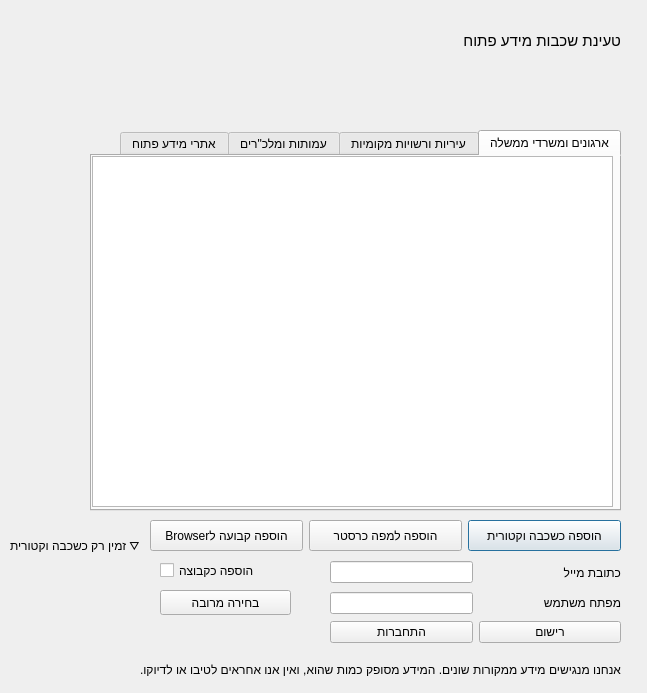
This is opendata_loader_dialog_base.ui in KaplanOpenSource/qgis-open-data as Qt 5 draws it before an edit. The edited form follows.
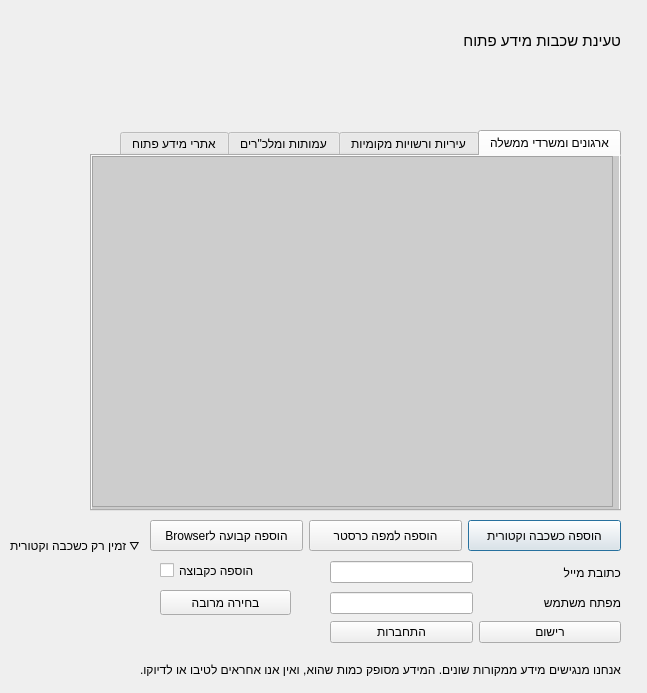
This is the edited form. Icons and pictures are not drawn.

Commit message: Add support for unregistered users

What changed in the file:
```diff
--- a/opendata_loader_dialog_base.ui
+++ b/opendata_loader_dialog_base.ui
@@ -221,6 +221,153 @@
       </property>
      </column>
     </widget>
+    <widget class="QLabel" name="teaserGov">
+     <property name="geometry">
+      <rect>
+       <x>-10</x>
+       <y>-10</y>
+       <width>541</width>
+       <height>381</height>
+      </rect>
+     </property>
+     <property name="palette">
+      <palette>
+       <active>
+        <colorrole role="Button">
+         <brush brushstyle="SolidPattern">
+          <color alpha="102">
+           <red>131</red>
+           <green>131</green>
+           <blue>131</blue>
+          </color>
+         </brush>
+        </colorrole>
+        <colorrole role="Base">
+         <brush brushstyle="SolidPattern">
+          <color alpha="102">
+           <red>131</red>
+           <green>131</green>
+           <blue>131</blue>
+          </color>
+         </brush>
+        </colorrole>
+        <colorrole role="Window">
+         <brush brushstyle="SolidPattern">
+          <color alpha="102">
+           <red>131</red>
+           <green>131</green>
+           <blue>131</blue>
+          </color>
+         </brush>
+        </colorrole>
+        <colorrole role="AlternateBase">
+         <brush brushstyle="SolidPattern">
+          <color alpha="255">
+           <red>161</red>
+           <green>161</green>
+           <blue>161</blue>
+          </color>
+         </brush>
+        </colorrole>
+       </active>
+       <inactive>
+        <colorrole role="Button">
+         <brush brushstyle="SolidPattern">
+          <color alpha="102">
+           <red>131</red>
+           <green>131</green>
+           <blue>131</blue>
+          </color>
+         </brush>
+        </colorrole>
+        <colorrole role="Base">
+         <brush brushstyle="SolidPattern">
+          <color alpha="102">
+           <red>131</red>
+           <green>131</green>
+           <blue>131</blue>
+          </color>
+         </brush>
+        </colorrole>
+        <colorrole role="Window">
+         <brush brushstyle="SolidPattern">
+          <color alpha="102">
+           <red>131</red>
+           <green>131</green>
+           <blue>131</blue>
+          </color>
+         </brush>
+        </colorrole>
+        <colorrole role="AlternateBase">
+         <brush brushstyle="SolidPattern">
+          <color alpha="255">
+           <red>161</red>
+           <green>161</green>
+           <blue>161</blue>
+          </color>
+         </brush>
+        </colorrole>
+       </inactive>
+       <disabled>
+        <colorrole role="Button">
+         <brush brushstyle="SolidPattern">
+          <color alpha="102">
+           <red>131</red>
+           <green>131</green>
+           <blue>131</blue>
+          </color>
+         </brush>
+        </colorrole>
+        <colorrole role="Base">
+         <brush brushstyle="SolidPattern">
+          <color alpha="102">
+           <red>131</red>
+           <green>131</green>
+           <blue>131</blue>
+          </color>
+         </brush>
+        </colorrole>
+        <colorrole role="Window">
+         <brush brushstyle="SolidPattern">
+          <color alpha="102">
+           <red>131</red>
+           <green>131</green>
+           <blue>131</blue>
+          </color>
+         </brush>
+        </colorrole>
+        <colorrole role="AlternateBase">
+         <brush brushstyle="SolidPattern">
+          <color alpha="255">
+           <red>161</red>
+           <green>161</green>
+           <blue>161</blue>
+          </color>
+         </brush>
+        </colorrole>
+       </disabled>
+      </palette>
+     </property>
+     <property name="font">
+      <font>
+       <pointsize>26</pointsize>
+      </font>
+     </property>
+     <property name="autoFillBackground">
+      <bool>false</bool>
+     </property>
+     <property name="styleSheet">
+      <string notr="true">*{
+background-color: rgba(131, 131, 131,0.4);
+}</string>
+     </property>
+     <property name="text">
+      <string/>
+     </property>
+     <property name="alignment">
+      <set>Qt::AlignCenter</set>
+     </property>
+    </widget>
    </widget>
    <widget class="QWidget" name="muniTab">
     <attribute name="title">
```
Left out of the diff: 2 changed lines with no effect on the pictures. The commit also changes 1 other file.
